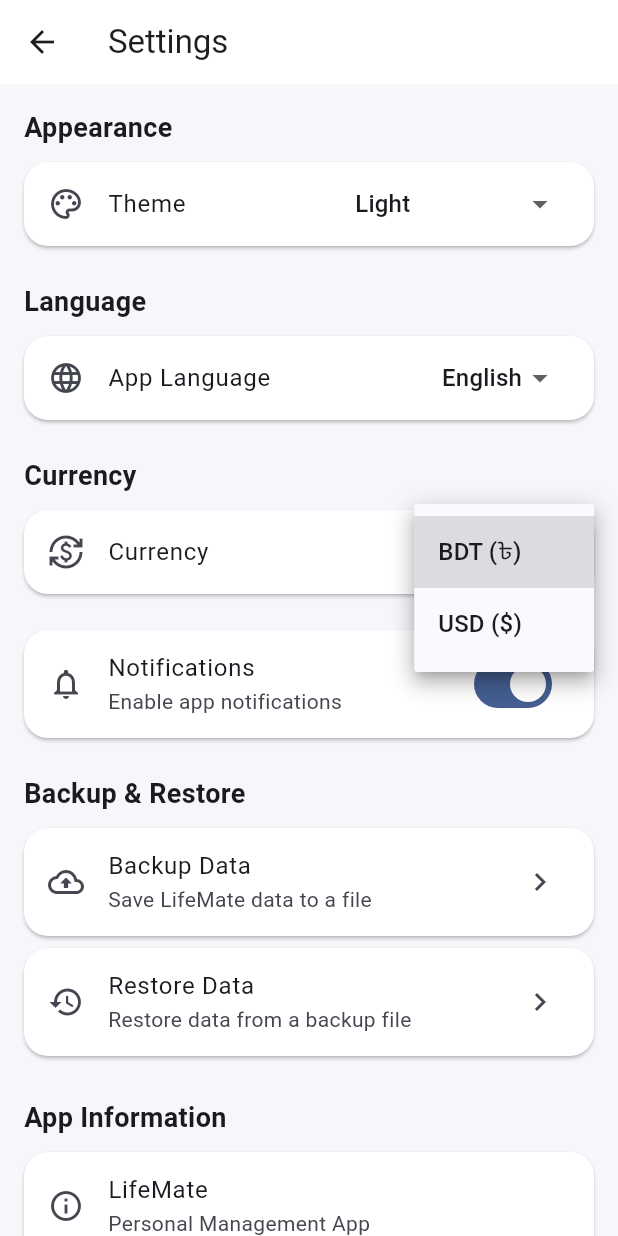
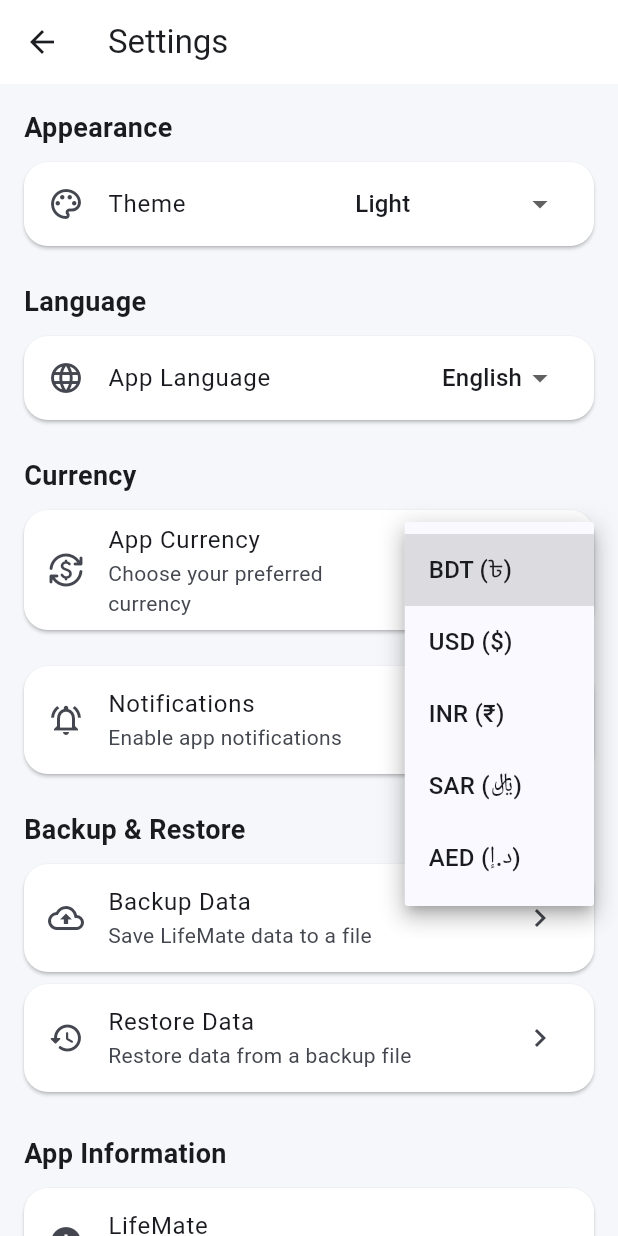
Before and after one commit to faysalbensultan25-web/LifeMate, a Flutter app: the SettingsPage screen opened directly, after a tap on "BDT (৳)", on a phone screen of 412 x 824 dp. Run offline on Flutter 3.47's test engine with Material 3 defaults, Android fonts, the phone set to English and light mode, and no system bars; our stand-ins replace file_picker, pdf, printing, shared_preferences, sqflite; accounts and stored records are empty.

Commit message:
Update settings_page.dart

```diff
--- a/lib/features/settings/settings_page.dart
+++ b/lib/features/settings/settings_page.dart
@@ -1,3 +1,4 @@
+
 import 'dart:ui' as ui;
 
 import 'package:flutter/material.dart';
@@ -18,8 +19,17 @@ class _SettingsPageState extends State<SettingsPage> {
   String language = 'English';
   String theme = 'Light';
   String currency = 'BDT (৳)';
+
   bool notifications = true;
   bool loading = true;
+
+  static const List<String> currencies = [
+    'BDT (৳)',
+    'USD (\$)',
+    'INR (₹)',
+    'SAR (﷼)',
+    'AED (د.إ)',
+  ];
 
   @override
   void initState() {
@@ -33,6 +43,7 @@ class _SettingsPageState extends State<SettingsPage> {
     if (!mounted) return;
 
     final savedLanguage = prefs.getString('language') ?? 'English';
+    final savedCurrency = prefs.getString('currency') ?? 'BDT (৳)';
 
     setState(() {
       language = LanguageService.languages.contains(savedLanguage)
@@ -40,7 +51,11 @@ class _SettingsPageState extends State<SettingsPage> {
           : 'English';
 
       theme = prefs.getString('theme') ?? 'Light';
-      currency = prefs.getString('currency') ?? 'BDT (৳)';
+
+      currency = currencies.contains(savedCurrency)
+          ? savedCurrency
+          : 'BDT (৳)';
+
       notifications = prefs.getBool('notifications') ?? true;
       loading = false;
     });
@@ -78,6 +93,14 @@ class _SettingsPageState extends State<SettingsPage> {
     setState(() {
       language = value;
     });
+  }
+
+  Future<void> changeCurrency(String value) async {
+    setState(() {
+      currency = value;
+    });
+
+    await save('currency', value);
   }
 
   String t({
@@ -312,10 +335,6 @@ class _SettingsPageState extends State<SettingsPage> {
             body: ListView(
               padding: const EdgeInsets.all(16),
               children: [
-                // =========================
-                // APPEARANCE
-                // =========================
-
                 sectionTitle(
                   english: 'Appearance',
                   bangla: 'চেহারা',
@@ -381,10 +400,6 @@ class _SettingsPageState extends State<SettingsPage> {
 
                 const SizedBox(height: 16),
 
-                // =========================
-                // LANGUAGE
-                // =========================
-
                 sectionTitle(
                   english: 'Language',
                   bangla: 'ভাষা',
@@ -433,10 +448,6 @@ class _SettingsPageState extends State<SettingsPage> {
 
                 const SizedBox(height: 16),
 
-                // =========================
-                // CURRENCY
-                // =========================
-
                 sectionTitle(
                   english: 'Currency',
                   bangla: 'মুদ্রা',
@@ -445,48 +456,44 @@ class _SettingsPageState extends State<SettingsPage> {
                 ),
 
                 settingCard(
-                  icon: Icons.currency_exchange,
+                  icon: Icons.currency_exchange_rounded,
                   title: Text(
                     t(
-                      english: 'Currency',
-                      bangla: 'মুদ্রা',
-                      hindi: 'मुद्रा',
-                      arabic: 'العملة',
+                      english: 'App Currency',
+                      bangla: 'অ্যাপের মুদ্রা',
+                      hindi: 'ऐप की मुद्रा',
+                      arabic: 'عملة التطبيق',
+                    ),
+                  ),
+                  subtitle: Text(
+                    t(
+                      english: 'Choose your preferred currency',
+                      bangla: 'আপনার পছন্দের মুদ্রা নির্বাচন করুন',
+                      hindi: 'अपनी पसंदीदा मुद्रा चुनें',
+                      arabic: 'اختر العملة المفضلة لديك',
                     ),
                   ),
                   trailing: DropdownButton<String>(
                     value: currency,
                     underline: const SizedBox(),
-                    items: const [
-                      DropdownMenuItem(
-                        value: 'BDT (৳)',
-                        child: Text('BDT (৳)'),
-                      ),
-                      DropdownMenuItem(
-                        value: 'USD (\$)',
-                        child: Text('USD (\$)'),
-                      ),
-                    ],
-                    onChanged: (value) async {
-                      if (value == null) return;
-
-                      setState(() {
-                        currency = value;
-                      });
-
-                      await save('currency', value);
+                    items: currencies.map((item) {
+                      return DropdownMenuItem<String>(
+                        value: item,
+                        child: Text(item),
+                      );
+                    }).toList(),
+                    onChanged: (value) {
+                      if (value != null) {
+                        changeCurrency(value);
+                      }
                     },
                   ),
                 ),
 
                 const SizedBox(height: 16),
 
-                // =========================
-                // NOTIFICATIONS
-                // =========================
-
                 settingCard(
-                  icon: Icons.notifications_outlined,
+                  icon: Icons.notifications_active_outlined,
                   title: Text(
                     t(
                       english: 'Notifications',
@@ -516,10 +523,6 @@ class _SettingsPageState extends State<SettingsPage> {
                 ),
 
                 const SizedBox(height: 16),
-
-                // =========================
-                // BACKUP & RESTORE
-                // =========================
 
                 sectionTitle(
                   english: 'Backup & Restore',
@@ -551,7 +554,7 @@ class _SettingsPageState extends State<SettingsPage> {
                 ),
 
                 settingCard(
-                  icon: Icons.restore_outlined,
+                  icon: Icons.restore_rounded,
                   title: Text(
                     t(
                       english: 'Restore Data',
@@ -574,10 +577,6 @@ class _SettingsPageState extends State<SettingsPage> {
 
                 const SizedBox(height: 20),
 
-                // =========================
-                // APP INFORMATION
-                // =========================
-
                 sectionTitle(
                   english: 'App Information',
                   bangla: 'অ্যাপের তথ্য',
@@ -586,15 +585,8 @@ class _SettingsPageState extends State<SettingsPage> {
                 ),
 
                 settingCard(
-                  icon: Icons.info_outline,
-                  title: Text(
-                    t(
-                      english: 'LifeMate',
-                      bangla: 'LifeMate',
-                      hindi: 'LifeMate',
-                      arabic: 'LifeMate',
-                    ),
-                  ),
+                  icon: Icons.info_rounded,
+                  title: const Text('LifeMate'),
                   subtitle: Text(
                     t(
                       english: 'Personal Management App',
```
